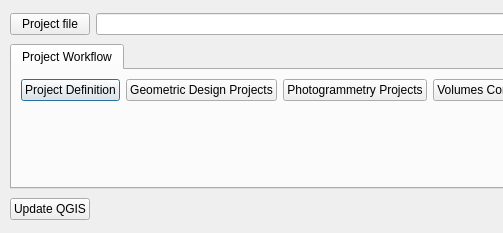
Qt form gui/VolumeTimeSeriesDialog.ui (UCLM-PAFyC/VolumeTimeSeries) before a commit; both pictures show x 0 to 503 and y 0 to 233 of the 850 by 233 pixel window.
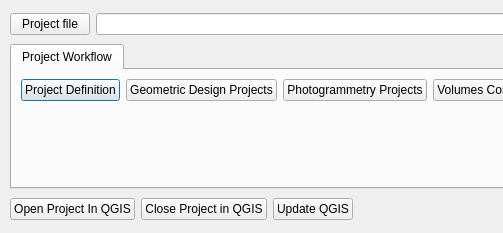
The same form after that commit.

Patch:
```diff
--- a/gui/VolumeTimeSeriesDialog.ui
+++ b/gui/VolumeTimeSeriesDialog.ui
@@ -151,6 +151,20 @@
     </rect>
    </property>
    <layout class="QHBoxLayout" name="horizontalLayout">
+    <item>
+     <widget class="QPushButton" name="openProjectQgisPushButton">
+      <property name="text">
+       <string>Open Project In QGIS</string>
+      </property>
+     </widget>
+    </item>
+    <item>
+     <widget class="QPushButton" name="closeProjectQgisPushButton">
+      <property name="text">
+       <string>Close Project in QGIS</string>
+      </property>
+     </widget>
+    </item>
     <item>
      <widget class="QPushButton" name="updateQGISPushButton">
       <property name="text">
```
